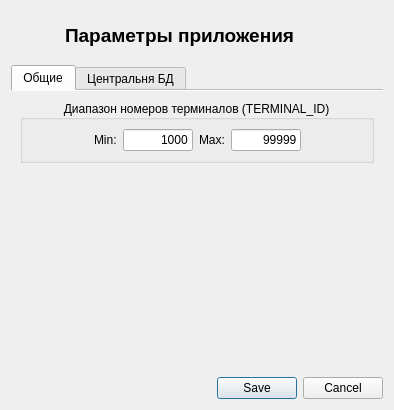
First picture: the form in AppParameters/parametersdialog.ui, repository rust3128/Gandalf, before the edit.
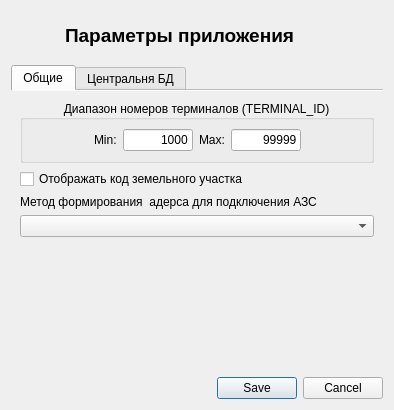
Second picture: the form after the edit. Icons and pictures are not drawn.

Commit message: Template Host Name

What changed in the file:
```diff
--- a/AppParameters/parametersdialog.ui
+++ b/AppParameters/parametersdialog.ui
@@ -112,6 +112,13 @@
         </widget>
        </item>
        <item row="1" column="0">
+        <widget class="QCheckBox" name="checkBoxShowKodZem">
+         <property name="text">
+          <string>Отображать код земельного участка</string>
+         </property>
+        </widget>
+       </item>
+       <item row="4" column="0">
         <spacer name="verticalSpacer_2">
          <property name="orientation">
           <enum>Qt::Vertical</enum>
@@ -124,6 +131,23 @@
          </property>
         </spacer>
        </item>
+       <item row="3" column="0">
+        <widget class="QComboBox" name="comboBoxHostTemplate">
+         <property name="editable">
+          <bool>false</bool>
+         </property>
+         <property name="currentText">
+          <string/>
+         </property>
+        </widget>
+       </item>
+       <item row="2" column="0">
+        <widget class="QLabel" name="label_10">
+         <property name="text">
+          <string>Метод формирования  адерса для подключения АЗС</string>
+         </property>
+        </widget>
+       </item>
       </layout>
      </widget>
      <widget class="QWidget" name="tabWidgetPage1">
```
The commit also changes 12 other files.
